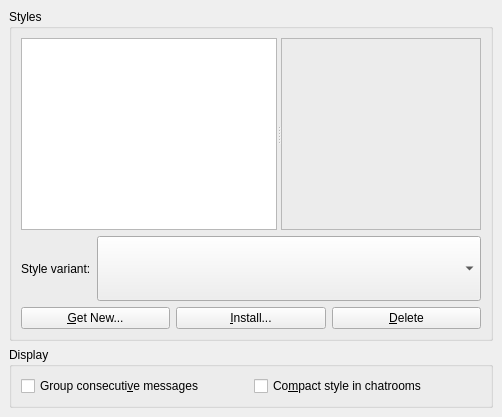
First picture: the form in kopete/config/chatwindow/chatwindowconfig_style.ui, repository KDE/kopete, before the edit.
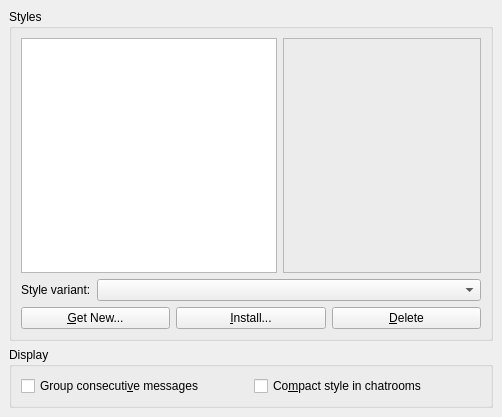
Second picture: the form after the edit. Custom widgets are drawn as their Qt base class.

Commit message:
Fix the layout of the chatwindow style chooser.
The Style combobox was unnecessarily huge, so fix that
and redo the layouts a bit to make it cleaner.

What changed in the file:
```diff
--- a/kopete/config/chatwindow/chatwindowconfig_style.ui
+++ b/kopete/config/chatwindow/chatwindowconfig_style.ui
@@ -67,21 +67,32 @@
        <property name="title" >
         <string>Styles</string>
        </property>
-       <layout class="QGridLayout" >
-        <property name="margin" >
-         <number>9</number>
-        </property>
-        <property name="spacing" >
-         <number>6</number>
-        </property>
-        <item row="1" column="0" >
-         <layout class="QHBoxLayout" >
-          <property name="spacing" >
-           <number>6</number>
-          </property>
-          <property name="margin" >
-           <number>0</number>
-          </property>
+       <layout class="QVBoxLayout" name="verticalLayout" >
+        <item>
+         <layout class="QHBoxLayout" name="horizontalLayout_3" >
+          <item>
+           <widget class="QListWidget" name="styleList" />
+          </item>
+          <item>
+           <widget class="QFrame" name="htmlFrame" >
+            <property name="sizePolicy" >
+             <sizepolicy vsizetype="Preferred" hsizetype="Preferred" >
+              <horstretch>1</horstretch>
+              <verstretch>0</verstretch>
+             </sizepolicy>
+            </property>
+            <property name="frameShape" >
+             <enum>QFrame::StyledPanel</enum>
+            </property>
+            <property name="frameShadow" >
+             <enum>QFrame::Raised</enum>
+            </property>
+           </widget>
+          </item>
+         </layout>
+        </item>
+        <item>
+         <layout class="QHBoxLayout" name="horizontalLayout_2" >
           <item>
            <widget class="QLabel" name="textLabel1" >
             <property name="text" >
@@ -92,7 +103,7 @@
           <item>
            <widget class="QComboBox" name="variantList" >
             <property name="sizePolicy" >
-             <sizepolicy vsizetype="Minimum" hsizetype="Expanding" >
+             <sizepolicy vsizetype="Maximum" hsizetype="Expanding" >
               <horstretch>0</horstretch>
               <verstretch>0</verstretch>
              </sizepolicy>
@@ -101,39 +112,8 @@
           </item>
          </layout>
         </item>
-        <item row="0" column="0" >
-         <widget class="QSplitter" name="splitter" >
-          <property name="orientation" >
-           <enum>Qt::Horizontal</enum>
-          </property>
-          <property name="childrenCollapsible" >
-           <bool>false</bool>
-          </property>
-          <widget class="QListWidget" name="styleList" />
-          <widget class="QFrame" name="htmlFrame" >
-           <property name="sizePolicy" >
-            <sizepolicy vsizetype="Preferred" hsizetype="Preferred" >
-             <horstretch>1</horstretch>
-             <verstretch>0</verstretch>
-            </sizepolicy>
-           </property>
-           <property name="frameShape" >
-            <enum>QFrame::StyledPanel</enum>
-           </property>
-           <property name="frameShadow" >
-            <enum>QFrame::Raised</enum>
-           </property>
-          </widget>
-         </widget>
-        </item>
-        <item row="2" column="0" >
-         <layout class="QHBoxLayout" >
-          <property name="spacing" >
-           <number>6</number>
-          </property>
-          <property name="margin" >
-           <number>0</number>
-          </property>
+        <item>
+         <layout class="QHBoxLayout" name="horizontalLayout" >
           <item>
            <widget class="KPushButton" name="btnGetStyles" >
             <property name="enabled" >
```
Left out of the diff: 18 changed lines with no effect on the pictures.
